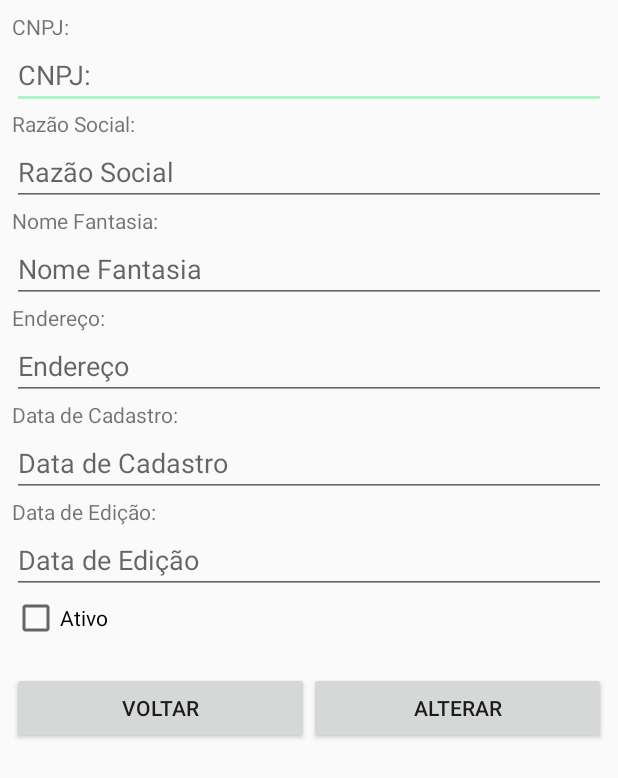
After one commit to marcostmunhoz/devstock-app, an Android app: the layout activity_fornecedores_crud.xml on its own in the app's theme, with its tools: preview values and no code run, on a phone screen of 412 x 824 dp. The commit adds this screen. Shown: the top 778 px of the screen. Run offline under Robolectric (Android 15) with nearby library versions, the phone set to English and light mode, and no system bars; network calls fail.

Commit message:
tentando resolver cadaga

```diff
--- /dev/null
+++ b/app/src/main/res/layout/activity_fornecedores_crud.xml
@@ -0,0 +1,137 @@
+<?xml version="1.0" encoding="utf-8"?>
+<android.support.constraint.ConstraintLayout xmlns:android="http://schemas.android.com/apk/res/android"
+    xmlns:app="http://schemas.android.com/apk/res-auto"
+    xmlns:tools="http://schemas.android.com/tools"
+    android:layout_width="match_parent"
+    android:layout_height="match_parent"
+    tools:context=".ProdAlteracaoActivity">
+
+    <LinearLayout
+        android:id="@+id/linearLayout2"
+        android:layout_width="0dp"
+        android:layout_height="432dp"
+        android:layout_marginStart="8dp"
+        android:layout_marginTop="8dp"
+        android:layout_marginEnd="8dp"
+        android:orientation="vertical"
+        app:layout_constraintEnd_toEndOf="parent"
+        app:layout_constraintStart_toStartOf="parent"
+        app:layout_constraintTop_toTopOf="parent">
+
+        <TextView
+            android:id="@+id/txtCod"
+            android:layout_width="match_parent"
+            android:layout_height="wrap_content"
+            android:text="CNPJ:" />
+
+        <EditText
+            android:id="@+id/etCod"
+            android:layout_width="match_parent"
+            android:layout_height="wrap_content"
+            android:ems="10"
+            android:hint="CNPJ:"
+            android:inputType="textPersonName" />
+
+        <TextView
+            android:id="@+id/txtDesc"
+            android:layout_width="match_parent"
+            android:layout_height="wrap_content"
+            android:text="Razão Social:" />
+
+        <EditText
+            android:id="@+id/etDesc"
+            android:layout_width="match_parent"
+            android:layout_height="wrap_content"
+            android:ems="10"
+            android:hint="Razão Social"
+            android:inputType="textPersonName" />
+
+        <TextView
+            android:id="@+id/txtQtd"
+            android:layout_width="match_parent"
+            android:layout_height="wrap_content"
+            android:text="Nome Fantasia:" />
+
+        <EditText
+            android:id="@+id/etQtd"
+            android:layout_width="match_parent"
+            android:layout_height="wrap_content"
+            android:ems="10"
+            android:hint="Nome Fantasia"
+            android:inputType="textPersonName" />
+
+        <TextView
+            android:id="@+id/txtDCad"
+            android:layout_width="match_parent"
+            android:layout_height="wrap_content"
+            android:text="Endereço:" />
+
+        <EditText
+            android:id="@+id/etDCad"
+            android:layout_width="match_parent"
+            android:layout_height="wrap_content"
+            android:ems="10"
+            android:hint="Endereço"
+            android:inputType="textPersonName" />
+
+        <TextView
+            android:id="@+id/txtDtCad"
+            android:layout_width="match_parent"
+            android:layout_height="wrap_content"
+            android:text="Data de Cadastro:" />
+
+        <EditText
+            android:id="@+id/etDtCad"
+            android:layout_width="match_parent"
+            android:layout_height="wrap_content"
+            android:ems="10"
+            android:hint="Data de Cadastro"
+            android:inputType="textPersonName" />
+
+        <TextView
+            android:id="@+id/txtDtEdit"
+            android:layout_width="match_parent"
+            android:layout_height="wrap_content"
+            android:text="Data de Edição:" />
+
+        <EditText
+            android:id="@+id/etDtEdit"
+            android:layout_width="match_parent"
+            android:layout_height="wrap_content"
+            android:ems="10"
+            android:hint="Data de Edição"
+            android:inputType="textPersonName" />
+
+        <CheckBox
+            android:id="@+id/cbStatus"
+            android:layout_width="match_parent"
+            android:layout_height="wrap_content"
+            android:text="Ativo" />
+    </LinearLayout>
+
+    <LinearLayout
+        android:layout_width="0dp"
+        android:layout_height="70dp"
+        android:layout_marginStart="8dp"
+        android:layout_marginTop="8dp"
+        android:layout_marginEnd="8dp"
+        android:orientation="horizontal"
+        app:layout_constraintEnd_toEndOf="parent"
+        app:layout_constraintStart_toStartOf="parent"
+        app:layout_constraintTop_toBottomOf="@+id/linearLayout2">
+
+        <Button
+            android:id="@+id/btnVoltar"
+            android:layout_width="wrap_content"
+            android:layout_height="wrap_content"
+            android:layout_weight="1"
+            android:text="Voltar" />
+
+        <Button
+            android:id="@+id/btnAlterar"
+            android:layout_width="wrap_content"
+            android:layout_height="wrap_content"
+            android:layout_weight="1"
+            android:text="Alterar" />
+    </LinearLayout>
+</android.support.constraint.ConstraintLayout>
```
Also changed, not shown: app/src/main/java/com/devstock/Fornecedores.java (added, +13 -0 lines), app/src/main/java/com/devstock/FornecedoresCRUD.java (added, +13 -0 lines), app/src/main/java/com/devstock/Movimentacao.java (added, +13 -0 lines), app/src/main/java/com/devstock/ProdAlteracaoActivity.java (added, +13 -0 lines), app/src/main/res/layout/activity_fornecedores.xml (added, +74 -0 lines), app/src/main/res/layout/activity_movimentacao.xml (added, +9 -0 lines), app/src/main/res/layout/activity_prod_alteracao.xml (added, +137 -0 lines), app/src/main/res/layout/activity_produtos_crud.xml (+9 -23 lines).
